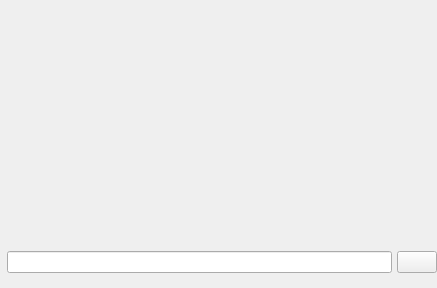
Qt form src/prism/main/forms/PLSSceneItemView.ui (naver/prism-live-studio) before a commit.
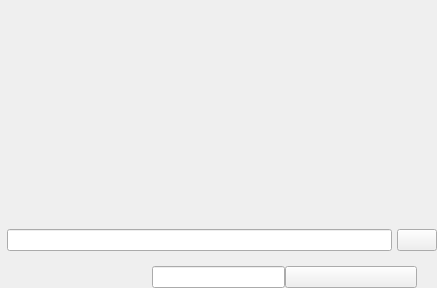
The same form after that commit. Custom widgets are drawn as their Qt base class.

What changed in the file:
```diff
--- a/src/prism/main/forms/PLSSceneItemView.ui
+++ b/src/prism/main/forms/PLSSceneItemView.ui
@@ -64,6 +64,9 @@
        <verstretch>0</verstretch>
       </sizepolicy>
      </property>
+     <property name="styleSheet">
+      <string notr="true"/>
+     </property>
      <property name="lineWidth">
       <number>0</number>
      </property>
@@ -95,6 +98,9 @@
       </item>
       <item>
        <widget class="QWidget" name="imageLabel" native="true">
+        <property name="styleSheet">
+         <string notr="true"/>
+        </property>
         <layout class="QVBoxLayout" name="verticalLayout_3">
          <property name="spacing">
           <number>0</number>
@@ -131,9 +137,15 @@
            </item>
            <item>
             <widget class="QLabel" name="image">
+             <property name="styleSheet">
+              <string notr="true"/>
+             </property>
              <property name="text">
               <string/>
              </property>
+             <property name="alignment">
+              <set>Qt::AlignCenter</set>
+             </property>
             </widget>
            </item>
            <item>
@@ -224,6 +236,63 @@
      </layout>
     </widget>
    </item>
+   <item>
+    <widget class="QFrame" name="listFrame">
+     <property name="styleSheet">
+      <string notr="true"/>
+     </property>
+     <property name="frameShape">
+      <enum>QFrame::NoFrame</enum>
+     </property>
+     <property name="frameShadow">
+      <enum>QFrame::Raised</enum>
+     </property>
+     <layout class="QHBoxLayout" name="horizontalLayout_3">
+      <property name="spacing">
+       <number>0</number>
+      </property>
+      <property name="leftMargin">
+       <number>20</number>
+      </property>
+      <property name="topMargin">
+       <number>0</number>
+      </property>
+      <property name="rightMargin">
+       <number>20</number>
+      </property>
+      <property name="bottomMargin">
+       <number>0</number>
+      </property>
+      <item>
+       <widget class="QLabel" name="label">
+        <property name="text">
+         <string/>
+        </property>
+       </widget>
+      </item>
+      <item>
+       <widget class="QLineEdit" name="lineEdit">
+        <property name="sizePolicy">
+         <sizepolicy hsizetype="Preferred" vsizetype="Preferred">
+          <horstretch>0</horstretch>
+          <verstretch>0</verstretch>
+         </sizepolicy>
+        </property>
+        <property name="text">
+         <string/>
+        </property>
+       </widget>
+      </item>
+      <item>
+       <widget class="QPushButton" name="renameBtn">
+        <property name="text">
+         <string/>
+        </property>
+       </widget>
+      </item>
+     </layout>
+    </widget>
+   </item>
   </layout>
  </widget>
  <customwidgets>
```
